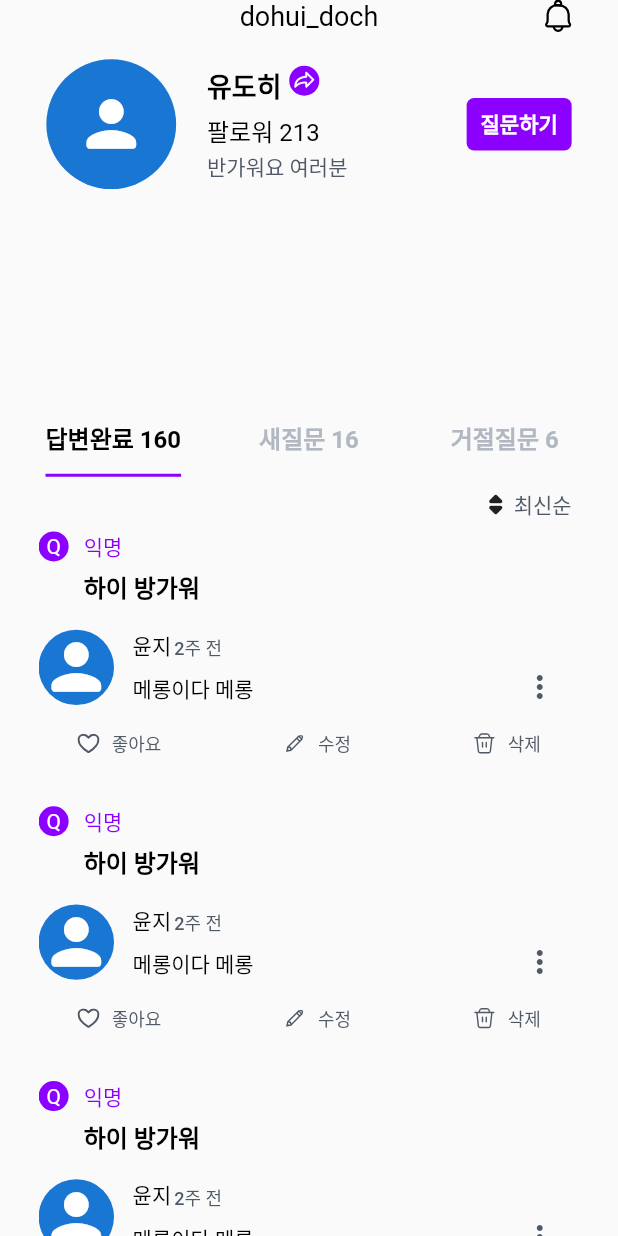
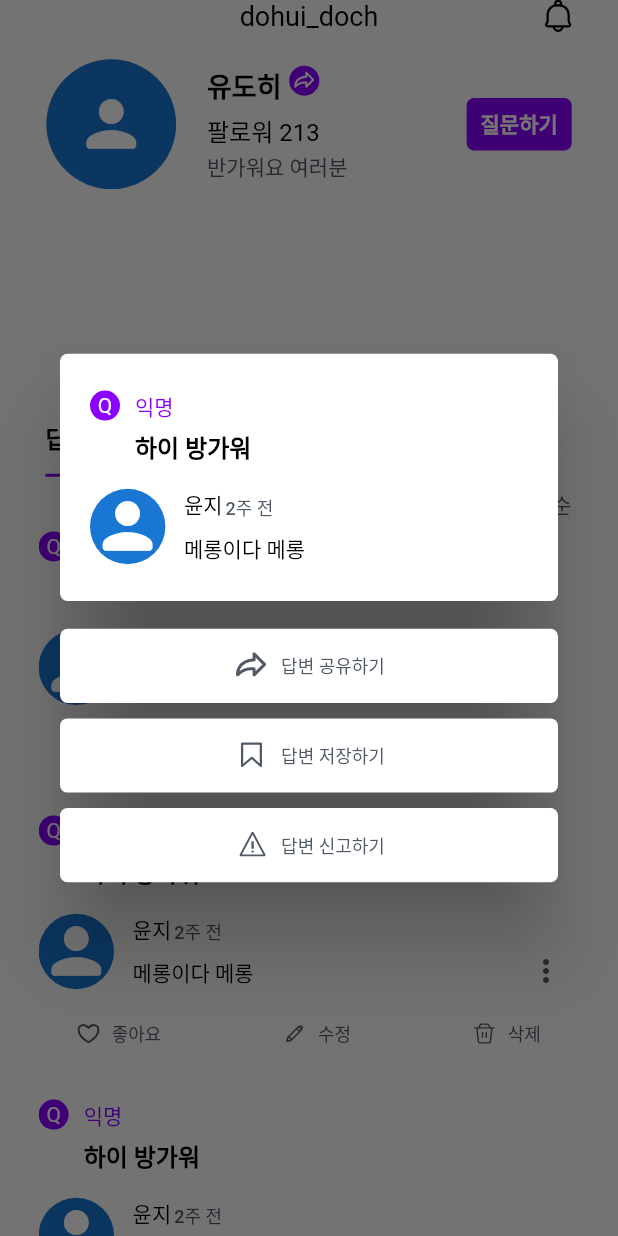
Before and after one commit to 2022-dimipay-recruit/Flutter-Client, a Flutter app: the Home screen opened directly, after a tap on the "more vert" icon, on a phone screen of 412 x 824 dp. Run offline on Flutter 3.47's test engine with Material 2 defaults, Android fonts, the phone set to English and light mode, and no system bars; our stand-ins replace cloud_firestore, dio, extended_image, firebase_auth, firebase_core, flutter_svg and 3 more; missing offline and left inert: kakao_flutter_sdk; accounts and stored records are empty; Roboto replaces fonts that are missing (Pretendard); project files that could hold a hidden picture were left out.

Commit message:
Add: Home UI - Question Box More Action Dialog

```diff
--- a/lib/screens/home.dart
+++ b/lib/screens/home.dart
@@ -1,6 +1,7 @@
 import 'package:flutter/material.dart';
 import 'package:flutter/widgets.dart';
 import 'package:flutter_recruit_asked/controllers/user_controller.dart';
+import 'package:flutter_recruit_asked/screens/widgets/big_action_button.dart';
 import 'package:flutter_recruit_asked/screens/widgets/custom_tabbar.dart';
 import 'package:flutter_recruit_asked/screens/widgets/purple_button.dart';
 import 'package:flutter_recruit_asked/screens/widgets/small_action_button.dart';
@@ -158,7 +159,7 @@ class Home extends StatelessWidget {
                   child: ListView.builder(
                       itemCount: 10,
                       itemBuilder: (context, index) {
-                        return questionBox(context);
+                        return questionBox(context, index);
                       }
                   ),
                 ),
@@ -172,10 +173,10 @@ class Home extends StatelessWidget {
     return result;
   }
 
-  questionBox(BuildContext context) {
-    return Container(
-      width: _width * 0.85,
-      margin: EdgeInsets.only(bottom: _height * 0.04),
+  questionBox(BuildContext context, int index) {
+    dynamic questionContentWidget = SizedBox(
+      child: Hero(
+        tag: "homeQuestionBox_$index",
         child: Column(
           mainAxisAlignment: MainAxisAlignment.center,
           crossAxisAlignment: CrossAxisAlignment.start,
@@ -210,10 +211,6 @@ class Home extends StatelessWidget {
             SizedBox(
               width: _width * 0.84,
               child: Row(
-              mainAxisAlignment: MainAxisAlignment.spaceBetween,
-              crossAxisAlignment: CrossAxisAlignment.end,
-              children: [
-                Row(
                 mainAxisAlignment: MainAxisAlignment.start,
                 crossAxisAlignment: CrossAxisAlignment.center,
                 children: [
@@ -242,14 +239,73 @@ class Home extends StatelessWidget {
                   )
                 ],
               ),
-                GestureDetector(
-                  onTap: () => print("clicked"),
+            ),
+          ],
+        ),
+      ),
+    );
+
+
+    return Container(
+      width: _width * 0.85,
+      margin: EdgeInsets.only(bottom: _height * 0.0425),
+      child: Column(
+        mainAxisAlignment: MainAxisAlignment.center,
+        crossAxisAlignment: CrossAxisAlignment.start,
+        children: [
+          Stack(
+            alignment: Alignment.topCenter,
+            children: [
+              questionContentWidget,
+              Positioned(
+                right: _width * 0.025,
+                bottom: 0,
+                child: GestureDetector(
+                    onTap: () => showDialog(
+                        context: context,
+                        builder: (_) => Dialog(
+                          backgroundColor: Colors.transparent,
+                          child: SizedBox(
+                            height: _height * 0.43,
+                            child: Column(
+                              mainAxisAlignment: MainAxisAlignment.center,
+                              children: [
+                                Container(
+                                  alignment: FractionalOffset.center,
+                                  width: _width * 0.923,
+                                  height: _height * 0.2,
+                                  padding: const EdgeInsets.all(20.0),
+                                  decoration: BoxDecoration(
+                                    color: Colors.white,
+                                    borderRadius: BorderRadius.circular(5)
+                                  ),
+                                  child: questionContentWidget
+                                ),
+                                SizedBox(height: _height * 0.0225),
+                                BigActionButton(
+                                  buttonType: BigActionButtonType.share,
+                                  clickAction: () => print("clicked"),
+                                ),
+                                SizedBox(height: _height * 0.0125),
+                                BigActionButton(
+                                  buttonType: BigActionButtonType.bookmark,
+                                  clickAction: () => print("clicked"),
+                                ),
+                                SizedBox(height: _height * 0.0125),
+                                BigActionButton(
+                                  buttonType: BigActionButtonType.report,
+                                  clickAction: () => print("clicked"),
+                                ),
+                              ],
+                            ),
+                          ),
+                        )),
                     child: Icon(Icons.more_vert_rounded, color: grayOne)
+                ),
               )
             ],
           ),
-          ),
-          SizedBox(height: _height * 0.02),
+          SizedBox(height: _height * 0.025),
           Center(
             child: SizedBox(
               width: _width * 0.75,
```
Lines whose indentation alone changed are shown as unchanged.
